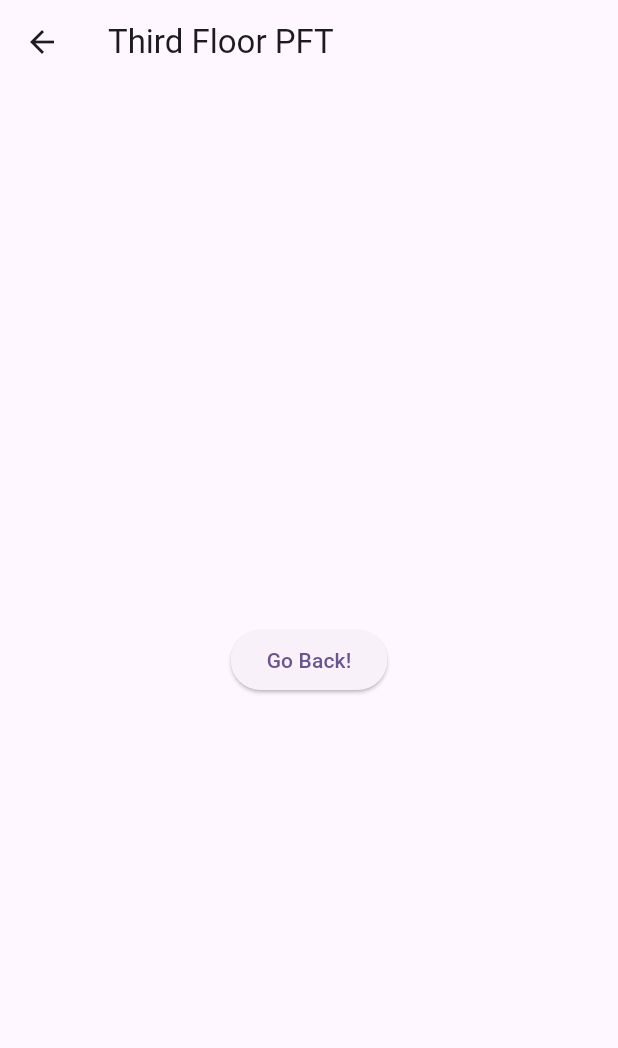
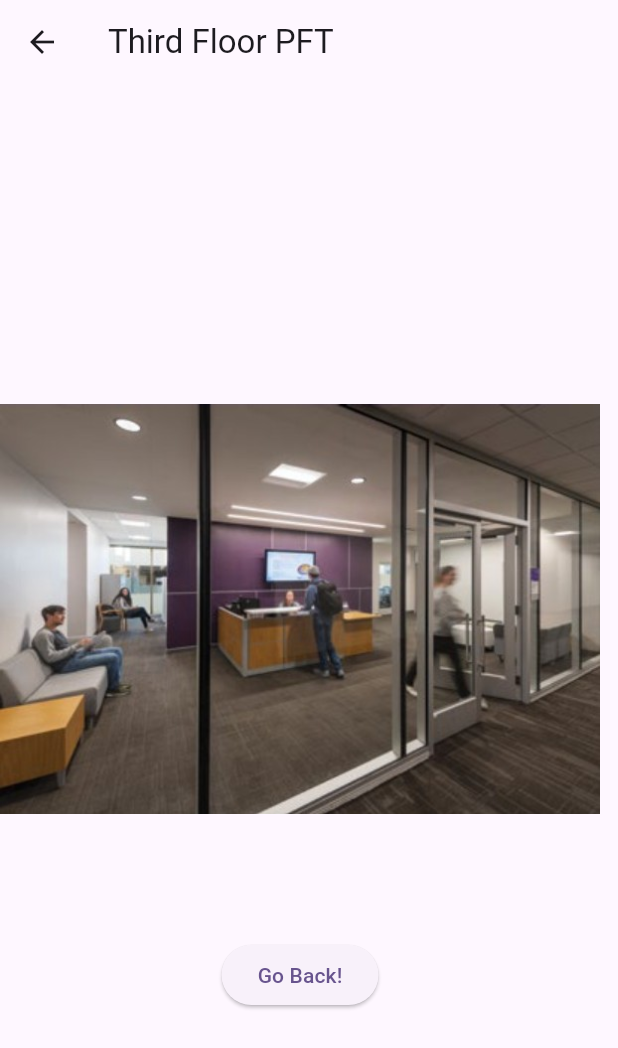
Before and after one commit to liz880/PFT_Hunt, a Flutter app: the ThirdFloor screen opened directly, on a phone screen of 412 x 824 dp. Shown: the top 1048 px of the screen. Run offline on Flutter 3.47's test engine with Material 3 defaults, Android fonts, the phone set to English and light mode, and no system bars.

Commit message:
I added a image to the third-floor

```diff
--- a/pft_flutter_hunt/lib/main.dart
+++ b/pft_flutter_hunt/lib/main.dart
@@ -213,13 +213,19 @@
   Widget build(BuildContext context) {
     return Scaffold(
       appBar: AppBar(title: const Text('Third Floor PFT')),
-      body: Center(
-        child: ElevatedButton(
+      body: Column(
+        mainAxisAlignment: MainAxisAlignment.center,
+        children: [
+          Image.asset('assets/pft-3rd-floor.jpg', width: 400, height: 400),
+          const SizedBox(height: 20),
+       ElevatedButton(
           onPressed: () {
             Navigator.pop(context);
           },
           child: const Text('Go Back!'),
         ),
+        ],
+
       ),
     );
   }
--- a/pft_flutter_hunt/pubspec.yaml
+++ b/pft_flutter_hunt/pubspec.yaml
@@ -31,6 +31,7 @@ dependencies:
   flutter:
     sdk: flutter
 
+
   # The following adds the Cupertino Icons font to your application.
   # Use with the CupertinoIcons class for iOS style icons.
   cupertino_icons: ^1.0.8
@@ -56,7 +57,8 @@ flutter:
   # included with your application, so that you can use the icons in
   # the material Icons class.
   uses-material-design: true
-
+  assets:
+     - assets/pft-3rd-floor.jpg
   # To add assets to your application, add an assets section, like this:
   # assets:
   #   - images/a_dot_burr.jpeg
```
Also changed, not shown: pft_flutter_hunt/assets/pft-3rd-floor.jpg (added).
